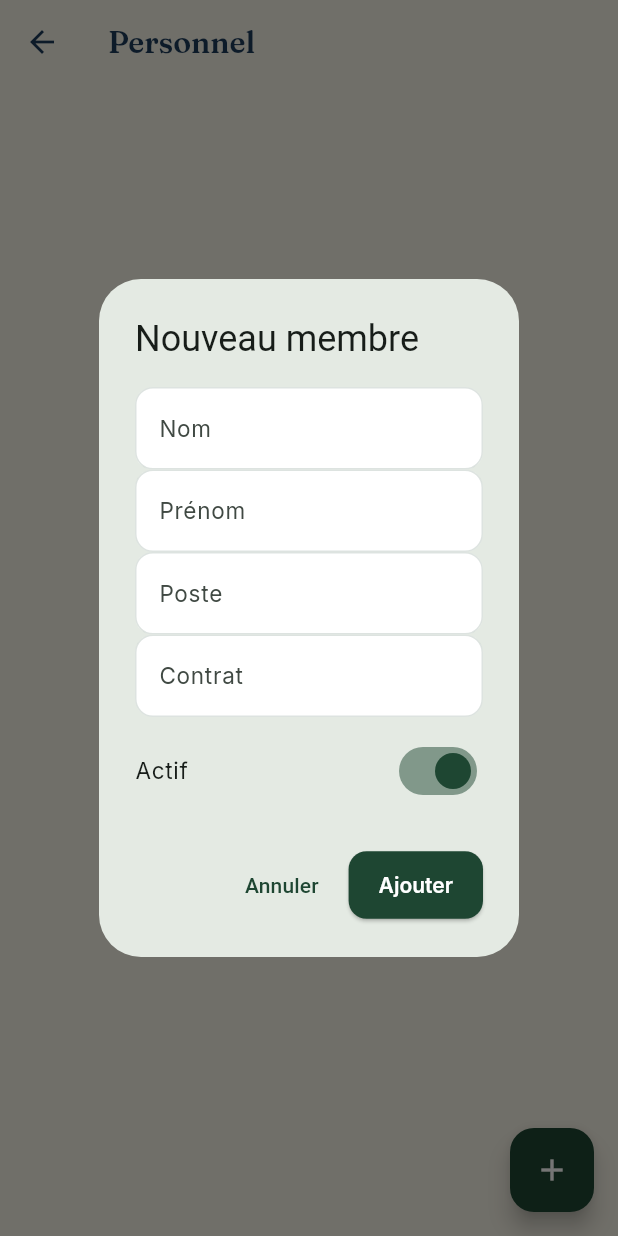
After one commit to bongasavonnerie-hub/BongaApp, a Flutter app: the PersonnelScreen screen opened directly, after a tap on the "add" icon, on a phone screen of 412 x 824 dp. The commit adds this screen. Run offline on Flutter 3.47's test engine with Material 3 defaults, Android fonts, the light colour scheme and no system bars; our stand-ins replace cloud_firestore, firebase_auth, firebase_core, google_fonts; accounts and stored records are empty; network calls fail.

Commit message:
fix: navigation vers la page Personnel depuis le dashboard

```diff
--- /dev/null
+++ b/lib/screens/personnel/personnel_screen.dart
@@ -0,0 +1,297 @@
+import 'package:flutter/material.dart';
+import '../../theme/app_theme.dart';
+import '../../models/personnel_model.dart';
+import '../../services/personnel_service.dart';
+
+class PersonnelScreen extends StatelessWidget {
+  const PersonnelScreen({super.key});
+
+  @override
+  Widget build(BuildContext context) {
+    final personnelService = PersonnelService();
+
+    // Scaffold = la structure de base d'un écran complet : gère à lui
+    // seul la barre du haut (appBar), le contenu principal (body), et
+    // les boutons flottants (floatingActionButton) au bon endroit.
+    return Scaffold(
+      appBar: AppBar(title: const Text('Personnel')),
+
+      // StreamBuilder écoute watchPersonnel() en continu : dès qu'un
+      // admin ajoute/modifie un employé (même depuis un autre téléphone),
+      // cette liste se met à jour toute seule, sans rien recharger.
+      body: StreamBuilder<List<PersonnelModel>>(
+        stream: personnelService.watchPersonnel(),
+        builder: (context, snapshot) {
+          // Tant que Firestore n'a pas encore répondu une première fois
+          if (!snapshot.hasData) {
+            return const Center(child: CircularProgressIndicator());
+          }
+
+          final personnel = snapshot.data!;
+
+          if (personnel.isEmpty) {
+            return const Center(child: Text('Aucun membre pour le moment.'));
+          }
+
+          // ListView.builder : contrairement à ListView simple, il ne
+          // construit QUE les lignes actuellement visibles à l'écran
+          // (+ quelques-unes en avance). Essentiel pour rester fluide
+          // même avec 100+ employés dans la liste.
+          return ListView.builder(
+            padding: const EdgeInsets.all(16),
+            itemCount: personnel.length,
+            itemBuilder: (context, index) {
+              final personne = personnel[index];
+              return _CartePersonnel(
+                personne: personne,
+                service: personnelService,
+              );
+            },
+          );
+        },
+      ),
+
+      floatingActionButton: FloatingActionButton(
+        backgroundColor: AppColors.vertSapin,
+        onPressed: () => showDialog(
+          context: context,
+          builder: (_) => _FormulairePersonnel(service: personnelService),
+        ),
+        child: const Icon(Icons.add, color: Colors.white),
+      ),
+    );
+  }
+}
+
+/// Une ligne affichant un employé : avatar coloré + infos + badge statut.
+class _CartePersonnel extends StatelessWidget {
+  final PersonnelModel personne;
+  final PersonnelService service;
+
+  const _CartePersonnel({required this.personne, required this.service});
+
+  // Calcule une couleur d'avatar stable à partir de la première lettre
+  // du nom : "Diata" donnera toujours la même couleur, sans qu'on ait
+  // besoin de la stocker quelque part dans Firestore.
+  Color _couleurAvatar(String nom) {
+    if (nom.isEmpty) return AppColors.vertSauge;
+    final palette = [
+      AppColors.vertSauge,
+      AppColors.terracotta,
+      AppColors.bleuFleur,
+      AppColors.taupe,
+    ];
+    // codeUnitAt(0) = le code numérique de la première lettre.
+    // Le "%" (modulo) ramène ce grand nombre à un index valide
+    // dans notre palette de 4 couleurs (toujours entre 0 et 3).
+    final index = nom.codeUnitAt(0) % palette.length;
+    return palette[index];
+  }
+
+  @override
+  Widget build(BuildContext context) {
+    final couleur = _couleurAvatar(personne.nom);
+    // Prend la première lettre du nom et du prénom pour former les
+    // initiales, ex: "Kimbembe" + "Marie" -> "KM"
+    final initiales =
+        '${personne.nom.isNotEmpty ? personne.nom[0] : ''}${personne.prenom.isNotEmpty ? personne.prenom[0] : ''}'
+            .toUpperCase();
+
+    // Card : une "boîte" avec ombre légère et coins arrondis, le style
+    // visuel standard pour délimiter chaque ligne de la liste.
+    return Card(
+      // ListTile : widget prêt à l'emploi pour une ligne classique
+      // (icône/avatar à gauche, titre, sous-titre, élément à droite).
+      // Évite de recomposer une Row à la main à chaque fois.
+      child: ListTile(
+        leading: CircleAvatar(
+          backgroundColor: couleur,
+          child: Text(
+            initiales,
+            style: const TextStyle(color: Colors.white, fontWeight: FontWeight.w600),
+          ),
+        ),
+        title: Text(
+          '${personne.prenom} ${personne.nom}',
+          style: const TextStyle(fontWeight: FontWeight.w600),
+        ),
+        subtitle: Text(personne.poste),
+        // trailing = ce qui s'affiche tout à droite de la ligne
+        trailing: Container(
+          padding: const EdgeInsets.symmetric(horizontal: 10, vertical: 4),
+          decoration: BoxDecoration(
+            // Couleur de fond du badge selon le statut
+            color: personne.statut == StatutPersonnel.actif
+                ? AppColors.succesBg
+                : AppColors.dangerBg,
+            borderRadius: BorderRadius.circular(20), // très arrondi = forme de "pilule"
+          ),
+          child: Text(
+            personne.statut == StatutPersonnel.actif ? 'Actif' : 'Inactif',
+            style: TextStyle(
+              fontSize: 11,
+              fontWeight: FontWeight.w600,
+              color: personne.statut == StatutPersonnel.actif
+                  ? AppColors.succes
+                  : AppColors.danger,
+            ),
+          ),
+        ),
+        onTap: () => showDialog(
+          context: context,
+          // On repasse "personne" existante : le formulaire saura donc
+          // qu'il s'agit d'une MODIFICATION, pas d'un ajout (voir plus bas).
+          builder: (_) => _FormulairePersonnel(service: service, personneExistante: personne),
+        ),
+      ),
+    );
+  }
+}
+
+/// Formulaire d'ajout OU de modification d'un employé.
+/// Un seul formulaire gère les deux cas, selon que personneExistante
+/// est fournie ou non — évite de dupliquer tout le code du formulaire.
+class _FormulairePersonnel extends StatefulWidget {
+  final PersonnelService service;
+  final PersonnelModel? personneExistante; // null = mode "ajout"
+
+  const _FormulairePersonnel({required this.service, this.personneExistante});
+
+  @override
+  State<_FormulairePersonnel> createState() => _FormulairePersonnelState();
+}
+
+class _FormulairePersonnelState extends State<_FormulairePersonnel> {
+  final _formKey = GlobalKey<FormState>();
+  late final TextEditingController _nomController;
+  late final TextEditingController _prenomController;
+  late final TextEditingController _posteController;
+  late final TextEditingController _contratController;
+  late bool _actif;
+  bool _envoi = false;
+
+  // initState() s'exécute UNE SEULE FOIS, à la création du widget.
+  // On l'utilise ici pour pré-remplir les champs si on modifie un
+  // employé existant (sinon les champs restent vides pour un ajout).
+  @override
+  void initState() {
+    super.initState();
+    final p = widget.personneExistante;
+    _nomController = TextEditingController(text: p?.nom ?? '');
+    _prenomController = TextEditingController(text: p?.prenom ?? '');
+    _posteController = TextEditingController(text: p?.poste ?? '');
+    _contratController = TextEditingController(text: p?.contrat ?? '');
+    _actif = p?.statut != StatutPersonnel.inactif;
+  }
+
+  bool get _modeModification => widget.personneExistante != null;
+
+  Future<void> _enregistrer() async {
+    if (!_formKey.currentState!.validate()) return;
+
+    setState(() => _envoi = true);
+
+    final personnel = PersonnelModel(
+      // Si on modifie, on garde le même id (essentiel : sinon Firestore
+      // créerait un NOUVEAU document au lieu de mettre à jour l'existant).
+      // Si on ajoute, id vide — ignoré par Firestore lors du .add().
+      id: widget.personneExistante?.id ?? '',
+      nom: _nomController.text.trim(),
+      prenom: _prenomController.text.trim(),
+      poste: _posteController.text.trim(),
+      contrat: _contratController.text.trim(),
+      dateEmbauche: widget.personneExistante?.dateEmbauche ?? DateTime.now(),
+      statut: _actif ? StatutPersonnel.actif : StatutPersonnel.inactif,
+    );
+
+    if (_modeModification) {
+      await widget.service.modifier(personnel);
+    } else {
+      await widget.service.ajouter(personnel);
+    }
+
+    // "mounted" vérifie que l'écran existe encore avant de naviguer
+    // (évite une erreur si l'utilisateur a fermé l'app entre-temps).
+    if (mounted) Navigator.of(context).pop();
+  }
+
+  Future<void> _supprimer() async {
+    if (widget.personneExistante == null) return;
+    await widget.service.supprimer(widget.personneExistante!.id);
+    if (mounted) Navigator.of(context).pop();
+  }
+
+  @override
+  Widget build(BuildContext context) {
+    return AlertDialog(
+      title: Text(_modeModification ? 'Modifier' : 'Nouveau membre'),
+      content: Form(
+        key: _formKey,
+        // SingleChildScrollView : rend le formulaire défilable si le
+        // clavier prend trop de place à l'écran (petits téléphones).
+        child: SingleChildScrollView(
+          child: Column(
+            // MainAxisSize.min = la Column ne prend que la place
+            // nécessaire à son contenu, pas tout l'espace disponible
+            // (sinon la boîte de dialogue s'étirerait inutilement).
+            mainAxisSize: MainAxisSize.min,
+            children: [
+              TextFormField(
+                controller: _nomController,
+                decoration: const InputDecoration(labelText: 'Nom'),
+                validator: (v) => (v == null || v.isEmpty) ? 'Champ requis' : null,
+              ),
+              TextFormField(
+                controller: _prenomController,
+                decoration: const InputDecoration(labelText: 'Prénom'),
+                validator: (v) => (v == null || v.isEmpty) ? 'Champ requis' : null,
+              ),
+              TextFormField(
+                controller: _posteController,
+                decoration: const InputDecoration(labelText: 'Poste'),
+                validator: (v) => (v == null || v.isEmpty) ? 'Champ requis' : null,
+              ),
+              TextFormField(
+                controller: _contratController,
+                decoration: const InputDecoration(labelText: 'Contrat'),
+                // Pas de validator ici : champ facultatif, contrairement
+                // aux précédents.
+              ),
+              const SizedBox(height: 8),
+              // SwitchListTile : combine un texte + un interrupteur sur
+              // une seule ligne, pratique pour un simple oui/non.
+              SwitchListTile(
+                title: const Text('Actif'),
+                value: _actif,
+                activeColor: AppColors.vertSapin,
+                contentPadding: EdgeInsets.zero,
+                onChanged: (valeur) => setState(() => _actif = valeur),
+              ),
+            ],
+          ),
+        ),
+      ),
+      actions: [
+        // On affiche le bouton Supprimer UNIQUEMENT en mode modification
+        // (pas de sens de "supprimer" quelque chose qu'on est en train
+        // de créer).
+        if (_modeModification)
+          TextButton(
+            onPressed: _supprimer,
+            style: TextButton.styleFrom(foregroundColor: AppColors.danger),
+            child: const Text('Supprimer'),
+          ),
+        TextButton(onPressed: () => Navigator.of(context).pop(), child: const Text('Annuler')),
+        ElevatedButton(
+          onPressed: _envoi ? null : _enregistrer,
+          child: _envoi
+              ? const SizedBox(
+                  height: 16, width: 16,
+                  child: CircularProgressIndicator(strokeWidth: 2),
+                )
+              : Text(_modeModification ? 'Enregistrer' : 'Ajouter'),
+        ),
+      ],
+    );
+  }
+}
```
Also changed, not shown: lib/screens/auth/login_screen.dart (+24 -2 lines), lib/screens/dashboard/dashboard_screen.dart (+6 -1 lines).
